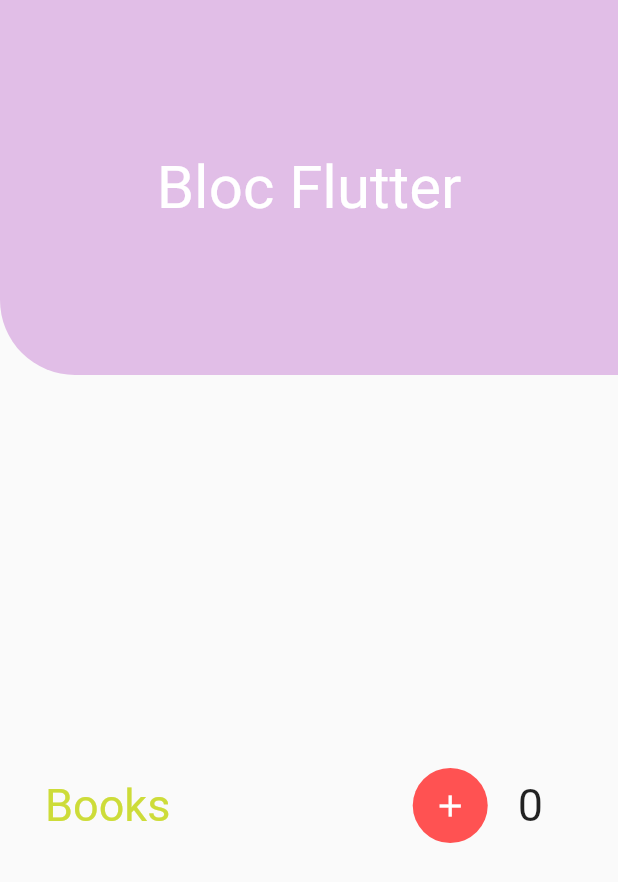
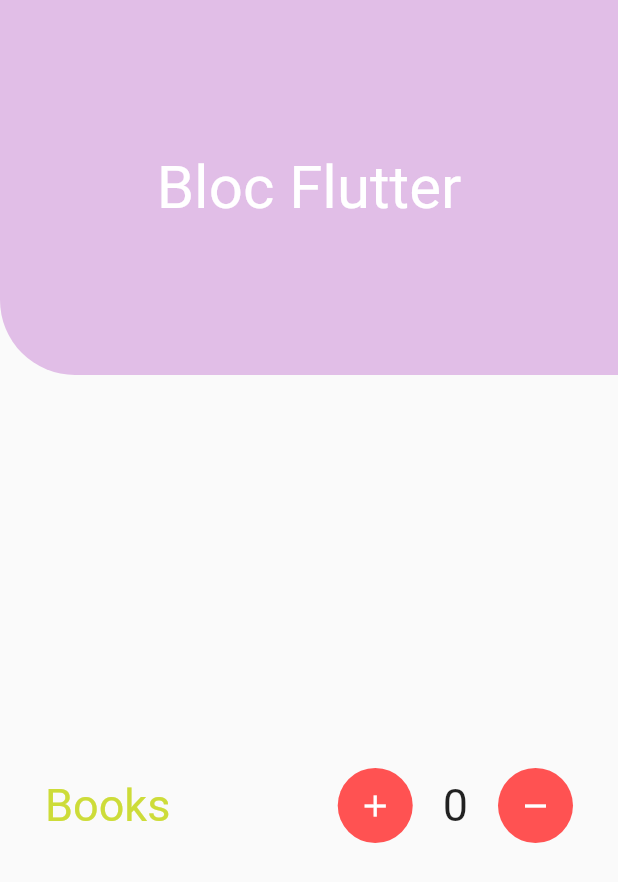
Before and after one commit to lucasoliveirasouza/bloc-estudo, a Flutter app: the screen it shows after launch, on a phone screen of 412 x 824 dp. Shown: the top 882 px of the screen. Run offline on Flutter 3.47's test engine with Material 2 defaults, Android fonts, the phone set to English and light mode, and no system bars.

Commit message:
Criação da interface

```diff
--- a/lib/views/counter.dart
+++ b/lib/views/counter.dart
@@ -69,6 +69,21 @@ class CounterView extends StatelessWidget {
                       SizedBox(
                         width: 20,
                       ),
+                      Container(
+                        width: 50,
+                        height: 50,
+                        decoration: BoxDecoration(
+                          borderRadius: BorderRadius.circular(25),
+                          color: Colors.redAccent,
+                        ),
+                        child: IconButton(
+                          onPressed: () => {},
+                          icon: Icon(
+                            Icons.remove,
+                            color: Colors.white,
+                          ),
+                        ),
+                      ),
                     ],
                   ),
                 ],
```
